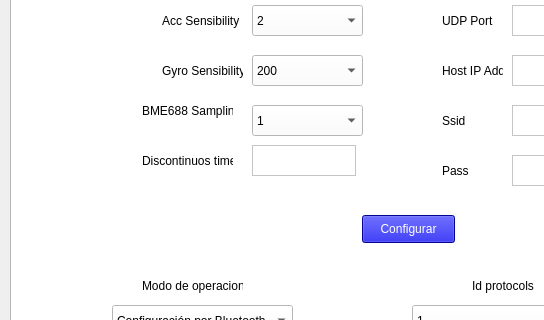
Qt form Tareas/2/codigo_rasp/BLE/base_interfaz.ui (Tokosan/IoT) before a commit; both pictures show x 0 to 544 and y 261 to 581 of the 779 by 835 pixel window.
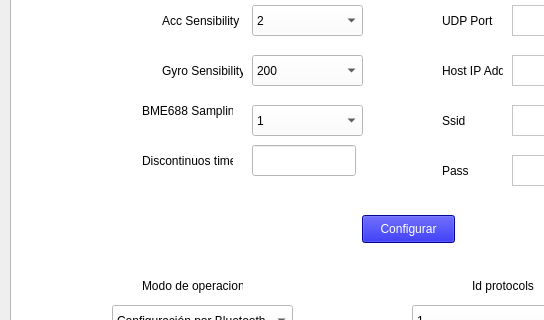
The same form after that commit. Custom widgets are drawn as their Qt base class.

Commit message: Avances en interfaz T2

Patch:
```diff
--- a/Tareas/2/codigo_rasp/BLE/base_interfaz.ui
+++ b/Tareas/2/codigo_rasp/BLE/base_interfaz.ui
@@ -191,7 +191,7 @@
       <string>Discontinuos time</string>
      </property>
     </widget>
-    <widget class="QTextEdit" name="text_disc_time">
+    <widget class="QLineEdit" name="text_disc_time">
      <property name="geometry">
       <rect>
        <x>240</x>
```
The commit also changes 2 other files.
